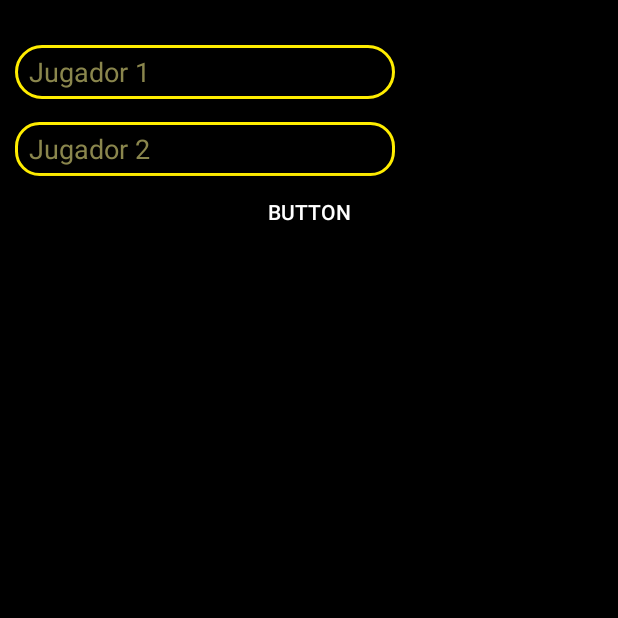
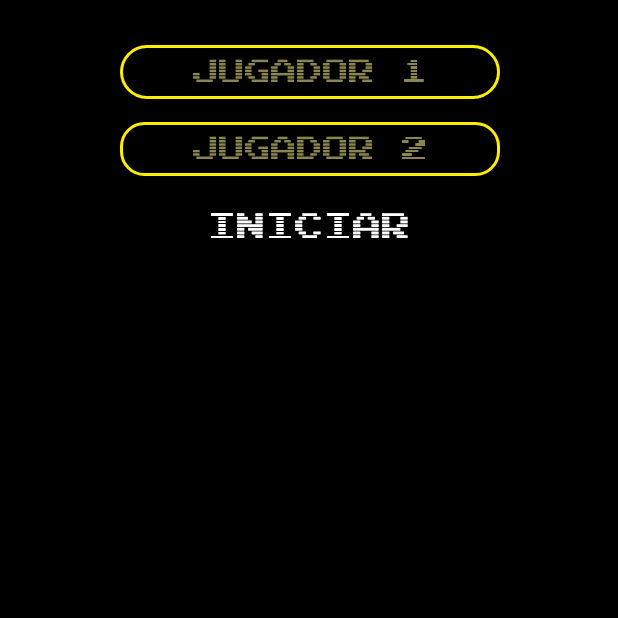
Before and after one commit to ChrisZgz/TG2Grupo1, an Android app: the Juego screen opened directly, with no data from a screen before it, on a phone screen of 412 x 824 dp, the top half of it. Run offline under Robolectric (Android 15) with nearby library versions, the phone set to English and light mode, and no system bars.

Commit message:
cambio diseño

```diff
--- a/app/src/main/res/layout/activity_juego.xml
+++ b/app/src/main/res/layout/activity_juego.xml
@@ -16,12 +16,14 @@
             android:id="@+id/txtJugadorUno"
             android:layout_width="253dp"
             android:layout_height="36dp"
-            android:layout_marginLeft="10dp"
+            android:layout_marginLeft="80dp"
             android:layout_marginTop="30dp"
             android:background="@drawable/fondoboton"
             android:ems="10"
-            android:hint="  Jugador 1"
+            android:fontFamily="@font/arcade"
+            android:hint="Jugador 1"
             android:inputType="textPersonName"
+            android:textAlignment="center"
             android:textColor="#FFED00"
             android:textColorHint="#8A864D" />
 
@@ -29,12 +31,14 @@
             android:id="@+id/txtJugadorDos"
             android:layout_width="253dp"
             android:layout_height="36dp"
-            android:layout_marginLeft="10dp"
+            android:layout_marginLeft="80dp"
             android:layout_marginTop="15dp"
             android:background="@drawable/fondocampotexto"
             android:ems="10"
-            android:hint="  Jugador 2"
+            android:fontFamily="@font/arcade"
+            android:hint="Jugador 2"
             android:inputType="textPersonName"
+            android:textAlignment="center"
             android:textColor="#FFED00"
             android:textColorHint="#8A864D" />
 
@@ -42,9 +46,13 @@
             android:id="@+id/btnIniciar"
             android:layout_width="match_parent"
             android:layout_height="wrap_content"
+            android:layout_marginTop="10dp"
             android:background="@drawable/fondoboton"
             android:backgroundTint="#000000"
-            android:text="Button"
-            android:textColor="#FFFFFF" />
+            android:fontFamily="@font/arcade"
+            android:text="INICIAR"
+            android:textColor="#FFFFFF"
+            android:textSize="20dp" />
+
     </LinearLayout>
 </androidx.constraintlayout.widget.ConstraintLayout>
```
